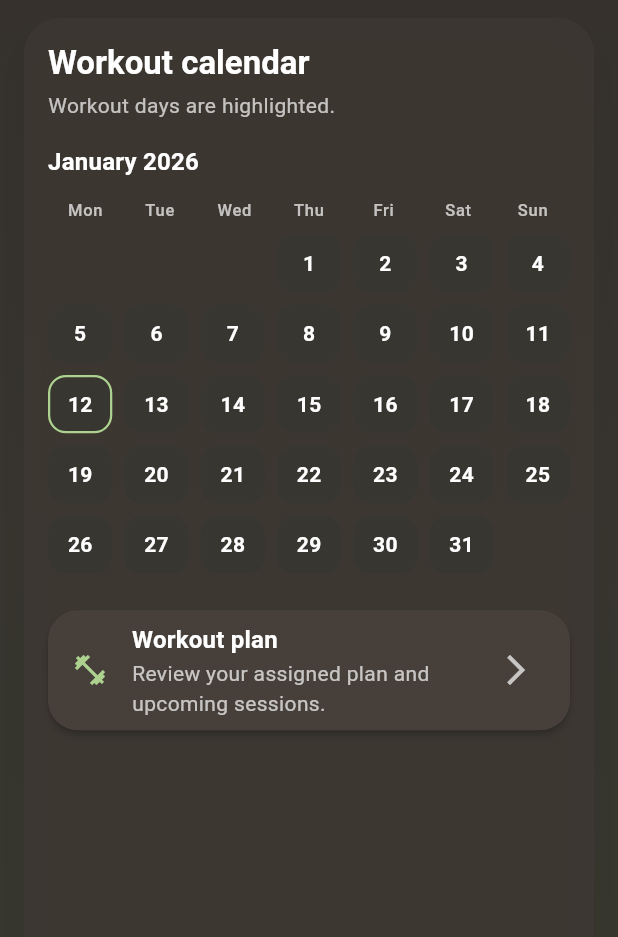
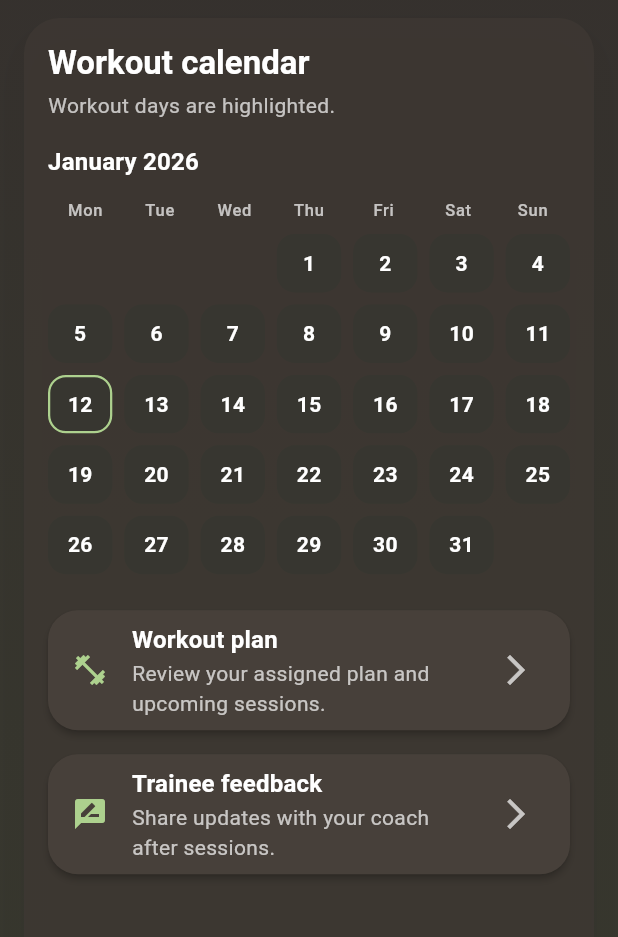
Before and after one commit to igodip/calisthenics-app, a Flutter app: the AuthGate screen opened directly, on a phone screen of 412 x 824 dp, the part 84-1021 px from its top. Run offline on Flutter 3.47's test engine with Material 3 defaults, Android fonts, the phone set to English and light mode, and no system bars; our stand-ins replace app_links, shared_preferences, supabase_flutter; accounts and stored records are empty.

Commit message:
Add trainee feedback page

```diff
--- a/lib/l10n/app_en.arb
+++ b/lib/l10n/app_en.arb
@@ -133,7 +133,19 @@
   "homeCalendarSubtitle": "Workout days are highlighted.",
   "homeWorkoutPlanTitle": "Workout plan",
   "homeWorkoutPlanSubtitle": "Review your assigned plan and upcoming sessions.",
+  "homeTraineeFeedbackTitle": "Trainee feedback",
+  "homeTraineeFeedbackSubtitle": "Share updates with your coach after sessions.",
   "workoutPlanTitle": "Workout plan",
+  "traineeFeedbackTitle": "Trainee feedback",
+  "traineeFeedbackSubtitle": "Tell your coach how you're feeling and how the plan is going.",
+  "traineeFeedbackHighlightsLabel": "Highlights",
+  "traineeFeedbackHighlightsHint": "What felt good or went well?",
+  "traineeFeedbackChallengesLabel": "Challenges",
+  "traineeFeedbackChallengesHint": "What felt difficult or needs adjustment?",
+  "traineeFeedbackNotesLabel": "Coach notes",
+  "traineeFeedbackNotesHint": "Anything else to share?",
+  "traineeFeedbackSubmit": "Send feedback",
+  "traineeFeedbackSubmitted": "Feedback saved. We'll share it with your coach.",
   "homeEmptyTitle": "No workouts available",
   "homeEmptyDescription": "Contact your coach to receive a new plan.",
   "homePlansSectionTitle": "Workout plans",
--- a/lib/l10n/app_it.arb
+++ b/lib/l10n/app_it.arb
@@ -133,7 +133,19 @@
   "homeCalendarSubtitle": "I giorni di allenamento sono evidenziati.",
   "homeWorkoutPlanTitle": "Piano di allenamento",
   "homeWorkoutPlanSubtitle": "Rivedi il piano assegnato e le prossime sessioni.",
+  "homeTraineeFeedbackTitle": "Feedback atleta",
+  "homeTraineeFeedbackSubtitle": "Condividi aggiornamenti con il tuo coach dopo le sessioni.",
   "workoutPlanTitle": "Piano di allenamento",
+  "traineeFeedbackTitle": "Feedback atleta",
+  "traineeFeedbackSubtitle": "Racconta al tuo coach come ti senti e come procede il piano.",
+  "traineeFeedbackHighlightsLabel": "Punti forti",
+  "traineeFeedbackHighlightsHint": "Cosa è andato bene o ti è piaciuto?",
+  "traineeFeedbackChallengesLabel": "Difficoltà",
+  "traineeFeedbackChallengesHint": "Cosa è stato difficile o da adattare?",
+  "traineeFeedbackNotesLabel": "Note per il coach",
+  "traineeFeedbackNotesHint": "Hai altro da condividere?",
+  "traineeFeedbackSubmit": "Invia feedback",
+  "traineeFeedbackSubmitted": "Feedback salvato. Lo condivideremo con il tuo coach.",
   "homeEmptyTitle": "Nessun allenamento disponibile",
   "homeEmptyDescription": "Contatta il tuo coach per ricevere una nuova scheda.",
   "homePlansSectionTitle": "Piani di allenamento",
--- a/lib/l10n/app_localizations.dart
+++ b/lib/l10n/app_localizations.dart
@@ -716,11 +716,83 @@ abstract class AppLocalizations {
   /// **'Rivedi il piano assegnato e le prossime sessioni.'**
   String get homeWorkoutPlanSubtitle;
 
+  /// No description provided for @homeTraineeFeedbackTitle.
+  ///
+  /// In it, this message translates to:
+  /// **'Feedback atleta'**
+  String get homeTraineeFeedbackTitle;
+
+  /// No description provided for @homeTraineeFeedbackSubtitle.
+  ///
+  /// In it, this message translates to:
+  /// **'Condividi aggiornamenti con il tuo coach dopo le sessioni.'**
+  String get homeTraineeFeedbackSubtitle;
+
   /// No description provided for @workoutPlanTitle.
   ///
   /// In it, this message translates to:
   /// **'Piano di allenamento'**
   String get workoutPlanTitle;
+
+  /// No description provided for @traineeFeedbackTitle.
+  ///
+  /// In it, this message translates to:
+  /// **'Feedback atleta'**
+  String get traineeFeedbackTitle;
+
+  /// No description provided for @traineeFeedbackSubtitle.
+  ///
+  /// In it, this message translates to:
+  /// **'Racconta al tuo coach come ti senti e come procede il piano.'**
+  String get traineeFeedbackSubtitle;
+
+  /// No description provided for @traineeFeedbackHighlightsLabel.
+  ///
+  /// In it, this message translates to:
+  /// **'Punti forti'**
+  String get traineeFeedbackHighlightsLabel;
+
+  /// No description provided for @traineeFeedbackHighlightsHint.
+  ///
+  /// In it, this message translates to:
+  /// **'Cosa è andato bene o ti è piaciuto?'**
+  String get traineeFeedbackHighlightsHint;
+
+  /// No description provided for @traineeFeedbackChallengesLabel.
+  ///
+  /// In it, this message translates to:
+  /// **'Difficoltà'**
+  String get traineeFeedbackChallengesLabel;
+
+  /// No description provided for @traineeFeedbackChallengesHint.
+  ///
+  /// In it, this message translates to:
+  /// **'Cosa è stato difficile o da adattare?'**
+  String get traineeFeedbackChallengesHint;
+
+  /// No description provided for @traineeFeedbackNotesLabel.
+  ///
+  /// In it, this message translates to:
+  /// **'Note per il coach'**
+  String get traineeFeedbackNotesLabel;
+
+  /// No description provided for @traineeFeedbackNotesHint.
+  ///
+  /// In it, this message translates to:
+  /// **'Hai altro da condividere?'**
+  String get traineeFeedbackNotesHint;
+
+  /// No description provided for @traineeFeedbackSubmit.
+  ///
+  /// In it, this message translates to:
+  /// **'Invia feedback'**
+  String get traineeFeedbackSubmit;
+
+  /// No description provided for @traineeFeedbackSubmitted.
+  ///
+  /// In it, this message translates to:
+  /// **'Feedback salvato. Lo condivideremo con il tuo coach.'**
+  String get traineeFeedbackSubmitted;
 
   /// No description provided for @homeEmptyTitle.
   ///
--- a/lib/l10n/app_localizations_en.dart
+++ b/lib/l10n/app_localizations_en.dart
@@ -381,7 +381,47 @@ class AppLocalizationsEn extends AppLocalizations {
       'Review your assigned plan and upcoming sessions.';
 
   @override
+  String get homeTraineeFeedbackTitle => 'Trainee feedback';
+
+  @override
+  String get homeTraineeFeedbackSubtitle =>
+      'Share updates with your coach after sessions.';
+
+  @override
   String get workoutPlanTitle => 'Workout plan';
+
+  @override
+  String get traineeFeedbackTitle => 'Trainee feedback';
+
+  @override
+  String get traineeFeedbackSubtitle =>
+      'Tell your coach how you\'re feeling and how the plan is going.';
+
+  @override
+  String get traineeFeedbackHighlightsLabel => 'Highlights';
+
+  @override
+  String get traineeFeedbackHighlightsHint => 'What felt good or went well?';
+
+  @override
+  String get traineeFeedbackChallengesLabel => 'Challenges';
+
+  @override
+  String get traineeFeedbackChallengesHint =>
+      'What felt difficult or needs adjustment?';
+
+  @override
+  String get traineeFeedbackNotesLabel => 'Coach notes';
+
+  @override
+  String get traineeFeedbackNotesHint => 'Anything else to share?';
+
+  @override
+  String get traineeFeedbackSubmit => 'Send feedback';
+
+  @override
+  String get traineeFeedbackSubmitted =>
+      'Feedback saved. We\'ll share it with your coach.';
 
   @override
   String get homeEmptyTitle => 'No workouts available';
--- a/lib/pages/home_content.dart
+++ b/lib/pages/home_content.dart
@@ -1,4 +1,5 @@
 import 'package:calisync/model/workout_day.dart';
+import 'package:calisync/pages/trainee_feedback.dart';
 import 'package:calisync/pages/workout_plan_page.dart';
 import 'package:flutter/material.dart';
 import 'package:intl/intl.dart';
@@ -92,6 +93,10 @@ class _HomeContentState extends State<HomeContent> {
                 _WorkoutPlanLinkSection(
                   onOpenPlan: _openWorkoutPlan,
                 ),
+                const SizedBox(height: 16),
+                _TraineeFeedbackLinkSection(
+                  onOpenFeedback: _openTraineeFeedback,
+                ),
               ],
             );
           },
@@ -160,6 +165,12 @@ class _HomeContentState extends State<HomeContent> {
   Future<void> _openWorkoutPlan() async {
     await Navigator.of(context).push(
       MaterialPageRoute(builder: (context) => const WorkoutPlanPage()),
+    );
+  }
+
+  Future<void> _openTraineeFeedback() async {
+    await Navigator.of(context).push(
+      MaterialPageRoute(builder: (context) => const TraineeFeedbackPage()),
     );
   }
 
@@ -445,3 +456,40 @@ class _WorkoutPlanLinkSection extends StatelessWidget {
     );
   }
 }
+
+class _TraineeFeedbackLinkSection extends StatelessWidget {
+  final VoidCallback onOpenFeedback;
+
+  const _TraineeFeedbackLinkSection({
+    required this.onOpenFeedback,
+  });
+
+  @override
+  Widget build(BuildContext context) {
+    final l10n = AppLocalizations.of(context)!;
+    final theme = Theme.of(context);
+
+    return Card(
+      child: ListTile(
+        leading: Icon(
+          Icons.rate_review,
+          color: theme.colorScheme.primary,
+        ),
+        title: Text(
+          l10n.homeTraineeFeedbackTitle,
+          style: theme.textTheme.titleMedium?.copyWith(
+            fontWeight: FontWeight.w600,
+          ),
+        ),
+        subtitle: Text(
+          l10n.homeTraineeFeedbackSubtitle,
+          style: theme.textTheme.bodyMedium?.copyWith(
+            color: theme.colorScheme.onSurfaceVariant,
+          ),
+        ),
+        trailing: const Icon(Icons.arrow_forward_ios),
+        onTap: onOpenFeedback,
+      ),
+    );
+  }
+}
```
Also changed, not shown: lib/l10n/app_localizations_it.dart (+41 -0 lines), lib/pages/trainee_feedback.dart (added, +129 -0 lines).
